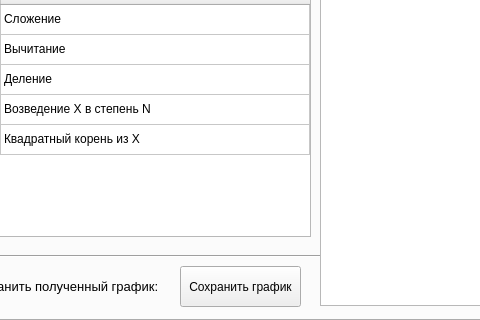
First picture: the form in form.ui, repository TankistPro/GraphsApp, before the edit; both pictures show x 112 to 592 and y 280 to 600 of the 1144 by 600 pixel window.
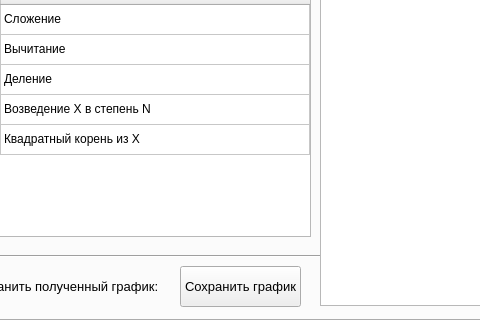
Second picture: the form after the edit.

Commit message: add graph title, centet X coor.

What changed in the file:
```diff
--- a/form.ui
+++ b/form.ui
@@ -114,6 +114,11 @@
        <height>41</height>
       </rect>
      </property>
+     <property name="font">
+      <font>
+       <pointsize>10</pointsize>
+      </font>
+     </property>
      <property name="text">
       <string>Сохранить график</string>
      </property>
@@ -320,10 +325,10 @@
     <widget class="QLabel" name="label_5">
      <property name="geometry">
       <rect>
-       <x>439</x>
-       <y>19</y>
-       <width>691</width>
-       <height>541</height>
+       <x>438</x>
+       <y>29</y>
+       <width>681</width>
+       <height>521</height>
       </rect>
      </property>
      <property name="text">
```
The commit also changes 2 other files.
